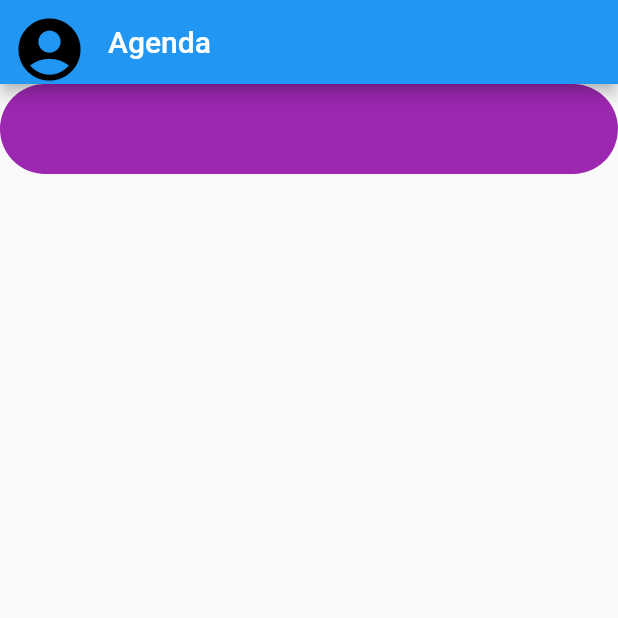
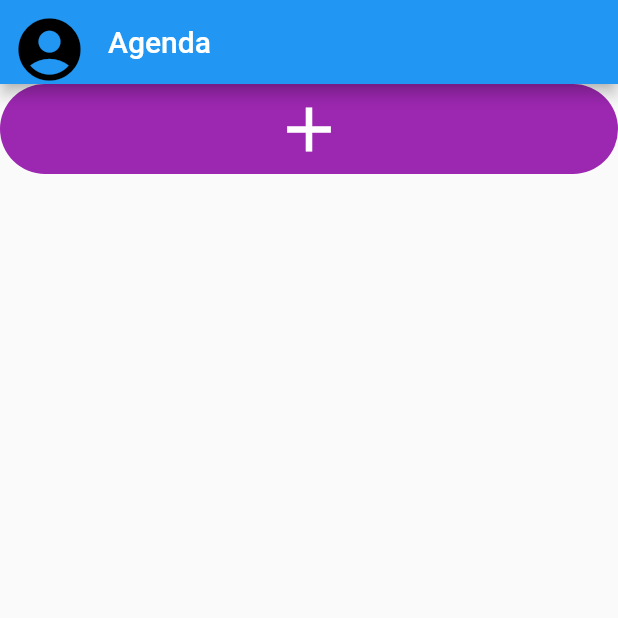
Before and after one commit to Madhurshanan/todoProject, a Flutter app: the screen it shows after launch, after a tap on "Login", on a phone screen of 412 x 824 dp, the top half of it. Run offline on Flutter 3.47's test engine with Material 2 defaults, Android fonts, the phone set to English and light mode, and no system bars.

Commit message:
Home page updates

```diff
--- a/lib/agenda.dart
+++ b/lib/agenda.dart
@@ -11,6 +11,7 @@ class _AgendaState extends State<Agenda> {
   @override
   Widget build(BuildContext context) {
     return Scaffold(
+      resizeToAvoidBottomInset: false,
       appBar: AppBar(
         leading: IconButton(
           onPressed: () {
@@ -27,21 +28,18 @@ class _AgendaState extends State<Agenda> {
       ),
       body: Container(
         child: MaterialButton(
+          child: Icon(Icons.add,color: Colors.white, size: 50.0),
           minWidth: double.infinity,
           height: 60.0,
-          onPressed: () {},
+          onPressed: () =>showDialog(context: context,
+            child: Addtodo(),
+            barrierDismissible: false,
+          ),
           color: Colors.purple,
           elevation: 0,
-          shape:
-              RoundedRectangleBorder(borderRadius: BorderRadius.circular(50)),
-          child: FlatButton(
-            onPressed: () =>showDialog(context: context,
-            child: Addtodo(),
-              barrierDismissible: false,
-            ),
+          shape: RoundedRectangleBorder(borderRadius: BorderRadius.circular(50)),
           ),
         ),
-      ),
-    );
+      );
   }
 }
```
Also changed, not shown: lib/Addtodo.dart (+0 -9 lines), lib/TodoFormWidget.dart (+12 -1 lines).
